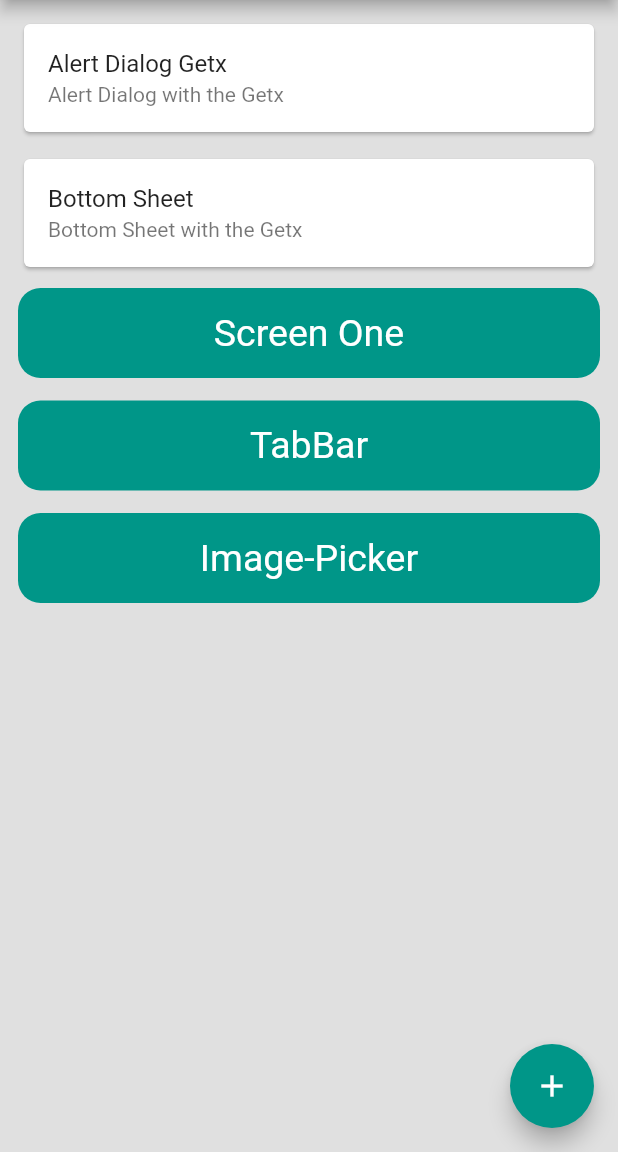
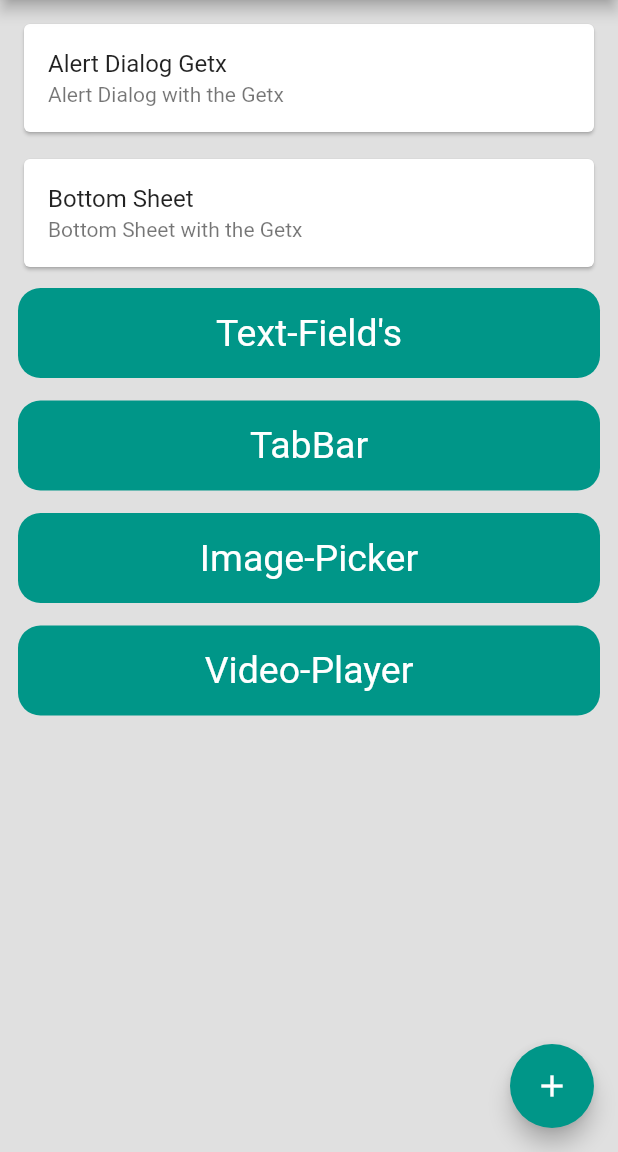
Before and after one commit to YaseenMughal/Getx_Tutorial, a Flutter app: the screen it shows after launch, on a phone screen of 412 x 824 dp, the part 84-1236 px from its top. Run offline on Flutter 3.47's test engine with Material 2 defaults, Android fonts, the phone set to English and light mode, and no system bars; our stand-ins replace get, image_picker; missing offline and left inert: appinio_video_player.

Commit message:
Getx functionality

```diff
--- a/lib/home_screen.dart
+++ b/lib/home_screen.dart
@@ -1,10 +1,9 @@
 import 'package:flutter/material.dart';
-import 'package:flutter/src/widgets/framework.dart';
-import 'package:flutter/src/widgets/placeholder.dart';
 import 'package:get/get.dart';
 import 'package:getx_tutorial/screen_one.dart';
-import 'package:getx_tutorial/screen_three.dart';
+import 'package:getx_tutorial/image_picker.dart';
 import 'package:getx_tutorial/screen_two.dart';
+import 'package:getx_tutorial/video_player.dart';
 
 class HomeScreen extends StatefulWidget {
   const HomeScreen({super.key});
@@ -19,34 +18,36 @@ class _HomeScreenState extends State<HomeScreen> {
     return Scaffold(
       backgroundColor: Colors.grey[300],
       appBar: AppBar(
-        title: Text("GETX TUTORIAL"),
+        title: const Text("GETX TUTORIAL"),
         centerTitle: true,
       ),
       body: Padding(
         padding: const EdgeInsets.all(12.0),
         child: Column(
           children: [
+            // dialog box
             Card(
               child: ListTile(
-                title: Text("Alert Dialog Getx"),
-                subtitle: Text("Alert Dialog with the Getx"),
+                title: const Text("Alert Dialog Getx"),
+                subtitle: const Text("Alert Dialog with the Getx"),
                 onTap: () {
                   Get.defaultDialog(
                       title: "Delete Chat",
                       middleText: "Are you sure to delete the chat",
                       textConfirm: "Yes",
-                      titlePadding: EdgeInsets.only(top: 20),
-                      contentPadding: EdgeInsets.all(20),
+                      titlePadding: const EdgeInsets.only(top: 20),
+                      contentPadding: const EdgeInsets.all(20),
                       textCancel: "No");
                 },
               ),
             ),
+            // bottom sheet
             Padding(
               padding: const EdgeInsets.only(top: 10, bottom: 10),
               child: Card(
                 child: ListTile(
-                  title: Text("Bottom Sheet"),
-                  subtitle: Text("Bottom Sheet with the Getx"),
+                  title: const Text("Bottom Sheet"),
+                  subtitle: const Text("Bottom Sheet with the Getx"),
                   onTap: () {
                     Get.bottomSheet(
                       Container(
@@ -81,75 +82,47 @@ class _HomeScreenState extends State<HomeScreen> {
                 ),
               ),
             ),
-            InkWell(
-              onTap: () {
-                Get.to(ScreenOne());
-              },
-              child: Container(
-                height: 60,
-                width: double.infinity,
-                decoration: BoxDecoration(
-                  borderRadius: BorderRadius.circular(15),
-                  color: Colors.teal,
-                ),
-                child: const Center(
-                    child: Text(
-                  "Screen One",
-                  style: TextStyle(color: Colors.white, fontSize: 25.0),
-                )),
-              ),
-            ),
-            SizedBox(height: 15),
-            InkWell(
-              onTap: () {
-                Get.to(TabView());
-              },
-              child: Container(
-                height: 60,
-                width: double.infinity,
-                decoration: BoxDecoration(
-                  borderRadius: BorderRadius.circular(15),
-                  color: Colors.teal,
-                ),
-                child: const Center(
-                    child: Text(
-                  "TabBar",
-                  style: TextStyle(color: Colors.white, fontSize: 25.0),
-                )),
-              ),
-            ),
-            SizedBox(height: 15),
-            InkWell(
-              onTap: () {
-                Get.to(ScreenThree());
-              },
-              child: Container(
-                height: 60,
-                width: double.infinity,
-                decoration: BoxDecoration(
-                  borderRadius: BorderRadius.circular(15),
-                  color: Colors.teal,
-                ),
-                child: const Center(
-                    child: Text(
-                  "Image-Picker",
-                  style: TextStyle(color: Colors.white, fontSize: 25.0),
-                )),
-              ),
-            ),
+            customBox(navigate: ScreenOne(), text: "Text-Field's"),
+            const SizedBox(height: 15),
+            customBox(navigate: const TabView(), text: "TabBar"),
+            const SizedBox(height: 15),
+            customBox(navigate: const ImagePickerView(), text: "Image-Picker"),
+            const SizedBox(height: 15),
+            customBox(navigate: VideoPlayerView(), text: "Video-Player")
           ],
         ),
       ),
       floatingActionButton: FloatingActionButton(
           backgroundColor: Colors.teal,
-          child: Icon(Icons.add),
+          child: const Icon(Icons.add),
           onPressed: () {
             Get.snackbar("Yaseen Mughal", "Alhamdulillah for everything",
                 snackStyle: SnackStyle.FLOATING,
-                colorText: Color.fromARGB(255, 238, 236, 234),
+                colorText: const Color.fromARGB(255, 238, 236, 234),
                 backgroundColor: Colors.teal,
                 snackPosition: SnackPosition.BOTTOM);
           }),
     );
   }
 }
+
+customBox({required Widget navigate, required String text}) {
+  return InkWell(
+    onTap: () {
+      Get.to(navigate);
+    },
+    child: Container(
+      height: 60,
+      width: double.infinity,
+      decoration: BoxDecoration(
+        borderRadius: BorderRadius.circular(15),
+        color: Colors.teal,
+      ),
+      child: Center(
+          child: Text(
+        text,
+        style: const TextStyle(color: Colors.white, fontSize: 25.0),
+      )),
+    ),
+  );
+}
```
Also changed, not shown: lib/image_picker.dart (added, +143 -0 lines), lib/screen_three.dart (deleted, +0 -136 lines), lib/video_player.dart (added, +97 -0 lines), pubspec.yaml (+4 -3 lines), pubspec.lock, 2 other files.
